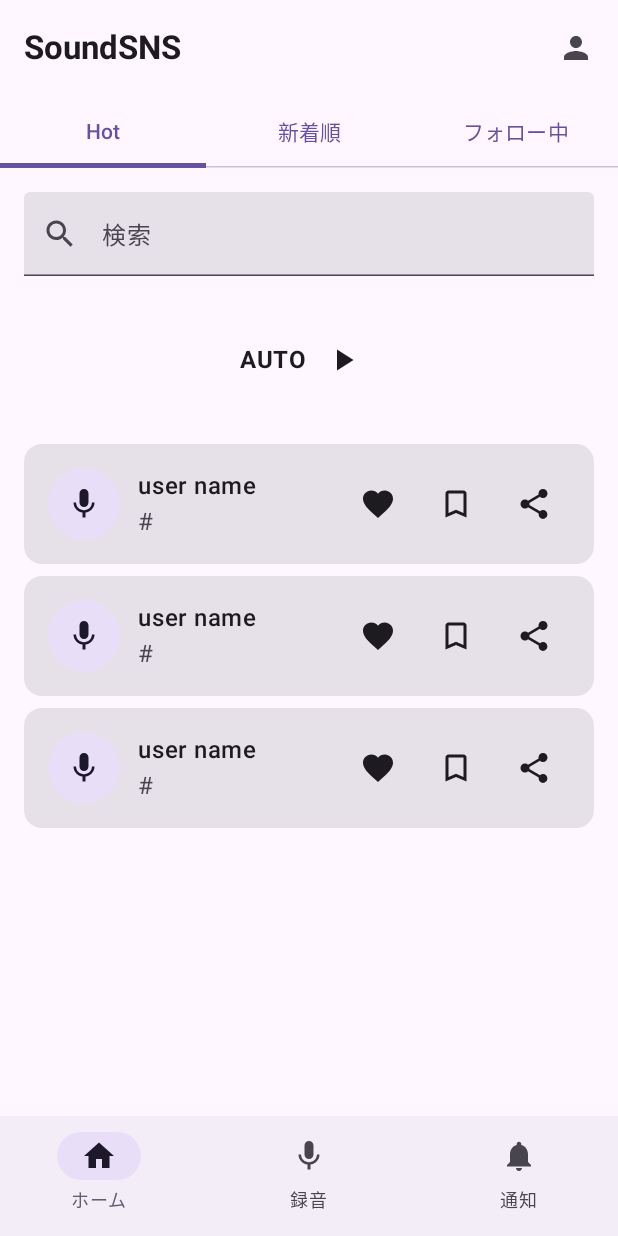
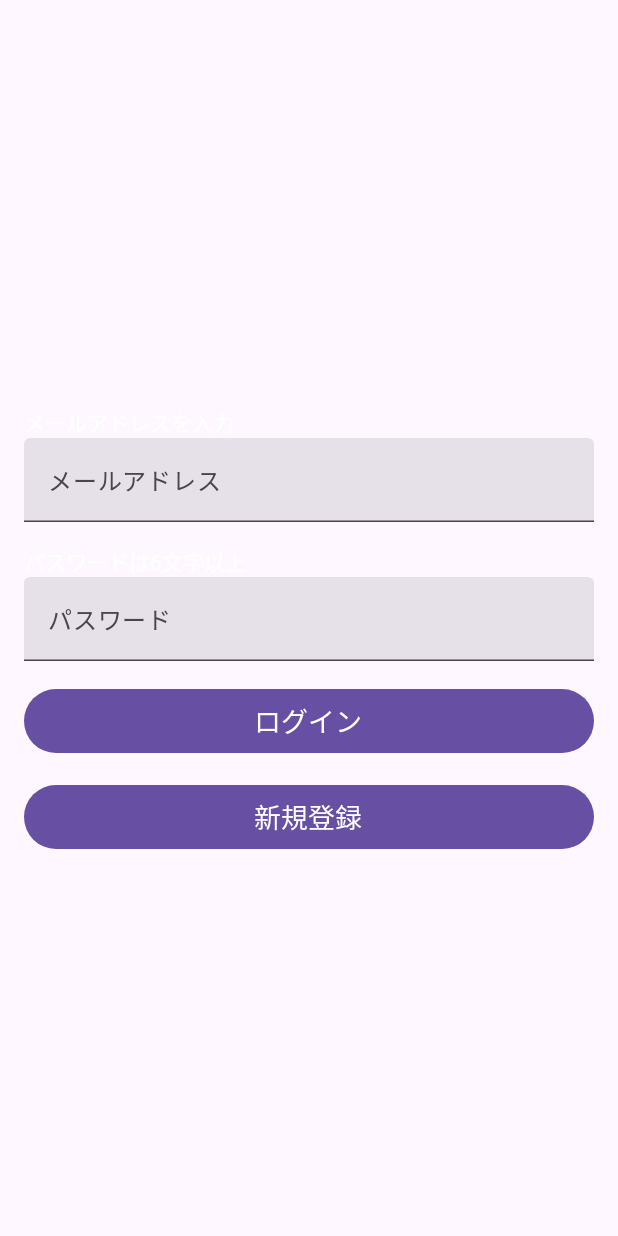
Before and after one commit to OMOCHInoHOSHI/Androud_practise, an Android app built with Jetpack Compose: the screen it shows after launch (MainActivity), on a phone screen of 412 x 824 dp. Run offline under Robolectric (Android 15) with nearby library versions, the phone set to English and light mode, and no system bars; libraries missing offline, so code that uses them is left out: io.github.

Commit message:
ログイン画面のUI

```diff
--- /dev/null
+++ b/app/src/main/java/io/github/OMOCHInoHOSHI/Tokujyokaisendonn_Sound_practice/LoginScreen.kt
@@ -0,0 +1,111 @@
+package io.github.OMOCHInoHOSHI.Tokujyokaisendonn_Sound_practice
+
+import androidx.compose.foundation.Image
+import androidx.compose.foundation.layout.Box
+import androidx.compose.foundation.layout.Column
+import androidx.compose.foundation.layout.Spacer
+import androidx.compose.foundation.layout.fillMaxSize
+import androidx.compose.foundation.layout.fillMaxWidth
+import androidx.compose.foundation.layout.height
+import androidx.compose.foundation.layout.padding
+import androidx.compose.material3.Button
+import androidx.compose.material3.CircularProgressIndicator
+import androidx.compose.material3.ExperimentalMaterial3Api
+import androidx.compose.material3.Scaffold
+import androidx.compose.material3.Text
+import androidx.compose.material3.TextField
+import androidx.compose.runtime.Composable
+import androidx.compose.runtime.getValue
+import androidx.compose.runtime.mutableIntStateOf
+import androidx.compose.runtime.mutableStateOf
+import androidx.compose.runtime.remember
+import androidx.compose.runtime.setValue
+import androidx.compose.ui.Alignment
+import androidx.compose.ui.Modifier
+import androidx.compose.ui.graphics.Color
+import androidx.compose.ui.layout.ContentScale
+import androidx.compose.ui.res.painterResource
+import androidx.compose.ui.text.TextStyle
+import androidx.compose.ui.text.input.PasswordVisualTransformation
+import androidx.compose.ui.unit.dp
+import androidx.compose.ui.unit.sp
+
+@Composable
+fun LoginScreen(): Boolean {
+
+    // ログイン結果
+    val loginState by remember { mutableStateOf(false) }
+    // メールアドレス
+    var email: String? by remember { mutableStateOf(null) }
+    // パスワード
+    var password: String? by remember { mutableStateOf(null) }
+
+    Scaffold(
+        content =  { innerPadding ->
+            Box(
+                modifier = Modifier
+                    .fillMaxSize()
+                    .padding(innerPadding) // ここで innerPadding を適用
+            )
+             {
+//                Image(
+//                    painter = painterResource(id = R.drawable.risrisris),
+//                    contentDescription = "背景画像",
+//                    contentScale = ContentScale.FillHeight,
+//                    modifier = Modifier.fillMaxSize()
+//                )
+
+                // メールアドレスとパスワードの入力UI
+                Column(
+                    modifier = Modifier
+                        .fillMaxSize()
+                        .padding(16.dp),
+                    horizontalAlignment = Alignment.CenterHorizontally,
+                    verticalArrangement = androidx.compose.foundation.layout.Arrangement.Center
+                ) {
+                    Spacer(modifier = Modifier.height(16.dp))
+                    Text(
+                        text = "メールアドレスを入力",
+                        style = TextStyle(color = Color.White, fontSize = 14.sp),
+                        modifier = Modifier.fillMaxWidth()
+                    )
+                    TextField(
+                        value = email ?: "",
+                        onValueChange = { email = it },
+                        label = { Text("メールアドレス") },
+                        modifier = Modifier.fillMaxWidth()
+                    )
+                    Spacer(modifier = Modifier.height(16.dp))
+                    Text(
+                        text = "パスワードは6文字以上",
+                        style = TextStyle(color = Color.White, fontSize = 14.sp),
+                        modifier = Modifier.fillMaxWidth()
+                    )
+                    TextField(
+                        value = password ?: "",
+                        onValueChange = { password = it },
+                        label = { Text("パスワード") },
+                        visualTransformation = PasswordVisualTransformation(),
+                        modifier = Modifier.fillMaxWidth()
+                    )
+                    Spacer(modifier = Modifier.height(16.dp))
+                    Button(
+                        onClick = { /* ログイン処理 */ },
+                        modifier = Modifier.fillMaxWidth()
+                    ) {
+                        Text("ログイン", fontSize = 18.sp)
+                    }
+                    Spacer(modifier = Modifier.height(16.dp))
+                    Button(
+                        onClick = { /* 新規登録処理 */ },
+                        modifier = Modifier.fillMaxWidth()
+                    ) {
+                        Text("新規登録", fontSize = 18.sp)
+                    }
+                }
+            }
+        }
+    )
+
+    return loginState
+}
--- a/app/src/main/java/io/github/OMOCHInoHOSHI/Tokujyokaisendonn_Sound_practice/MainActivity.kt
+++ b/app/src/main/java/io/github/OMOCHInoHOSHI/Tokujyokaisendonn_Sound_practice/MainActivity.kt
@@ -35,7 +35,8 @@ class MainActivity : ComponentActivity() {
         enableEdgeToEdge()
         setContent {
             SoundSNSTheme {
-                SoundSNSApp()
+                LoginScreen()
+//                SoundSNSApp()
 //                Scaffold(modifier = Modifier.fillMaxSize()) { innerPadding ->
 //                    Greeting(
 //                        name = "Android",
```
